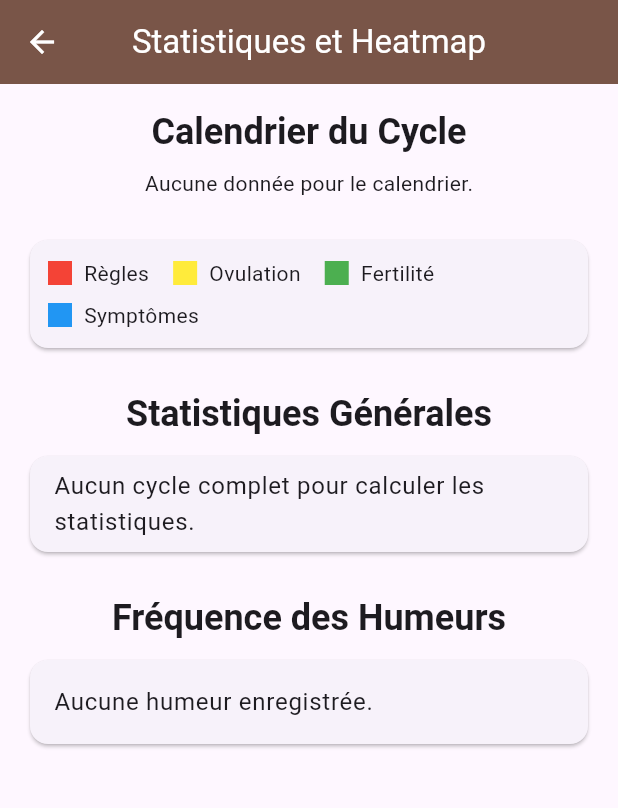
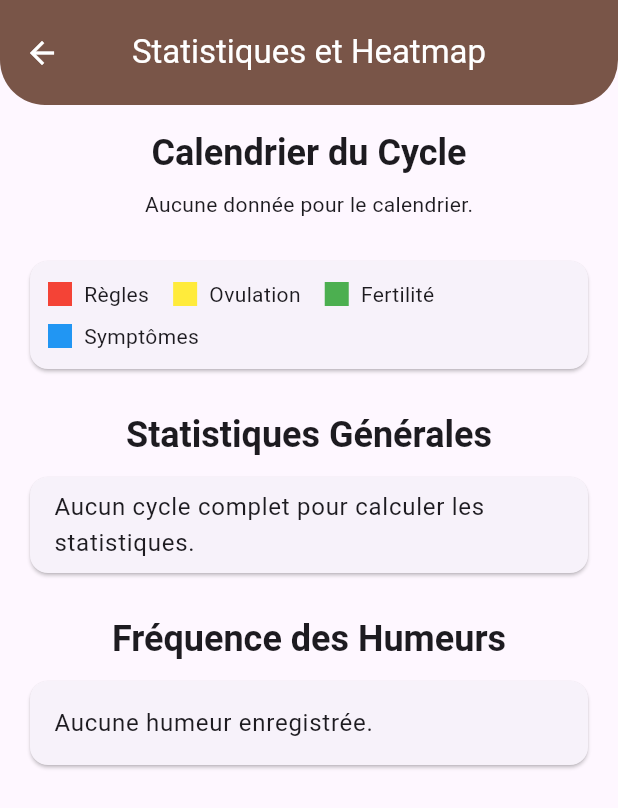
Before and after one commit to Panasoft94/SuiviCycle, a Flutter app: the screen it shows after launch, after a tap on "Statistiques et visualisations", on a phone screen of 412 x 824 dp. Shown: the top 808 px of the screen. Run offline on Flutter 3.47's test engine with Material 3 defaults, Android fonts, the phone set to English and light mode, and no system bars; our stand-ins replace device_info_plus, file_picker, fl_chart, flutter_heatmap_calendar, flutter_local_notifications, sqflite and 1 more; missing offline and left inert: android_intent_plus; accounts and stored records are empty.

Commit message:
Correction des bugs

```diff
--- a/lib/screens/home_screen.dart
+++ b/lib/screens/home_screen.dart
@@ -67,11 +67,24 @@ class _HomeScreenState extends State<HomeScreen> with SingleTickerProviderStateM
 
     return Scaffold(
       appBar: AppBar(
-        leading: Icon(_widgetIcons[_tabController.index]),
-        title: Text(_widgetTitles[_tabController.index]),
+        title: Row(
+          mainAxisAlignment: MainAxisAlignment.center,
+          mainAxisSize: MainAxisSize.min,
+          children: [
+            Icon(_widgetIcons[_tabController.index]),
+            const SizedBox(width: 8),
+            Text(_widgetTitles[_tabController.index]),
+          ],
+        ),
         centerTitle: true,
         backgroundColor: Colors.brown,
-        foregroundColor: Colors.white, // This ensures title and icons are white
+        foregroundColor: Colors.white,
+        toolbarHeight: 70, // Increased height
+        shape: const RoundedRectangleBorder(
+          borderRadius: BorderRadius.vertical(
+            bottom: Radius.circular(30), // Rounded bottom corners
+          ),
+        ),
         actions: [
           IconButton(
             icon: const Icon(Icons.help_outline),
--- a/lib/screens/stats_screen.dart
+++ b/lib/screens/stats_screen.dart
@@ -104,6 +104,12 @@ class _StatsScreenState extends State<StatsScreen> {
         centerTitle: true,
         backgroundColor: Colors.brown,
         foregroundColor: Colors.white,
+        toolbarHeight: 70,
+        shape: const RoundedRectangleBorder(
+          borderRadius: BorderRadius.vertical(
+            bottom: Radius.circular(30),
+          ),
+        ),
       ),
       body: FutureBuilder<Map<String, dynamic>>(
         future: _statsDataFuture,
```
Also changed, not shown: lib/screens/add_symptom_screen.dart (+7 -0 lines), lib/screens/aide_screen.dart (+7 -0 lines), lib/screens/cycle_history_screen.dart (+7 -0 lines), lib/screens/journal_screen.dart (deleted, +0 -12 lines), lib/screens/note_screen.dart (deleted, +0 -75 lines), lib/screens/prediction_details_screen.dart (+7 -0 lines), lib/screens/symptom_screen.dart (+7 -0 lines), lib/screens/dashboard_screen.dart (indentation only).
